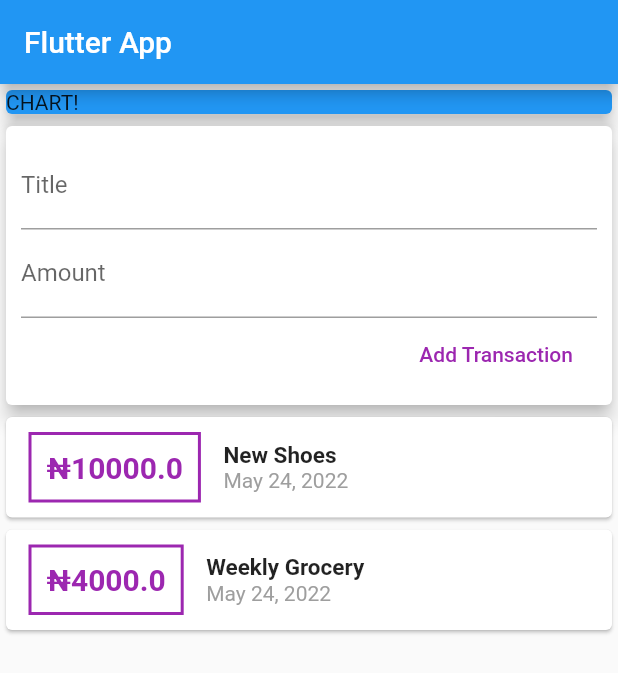
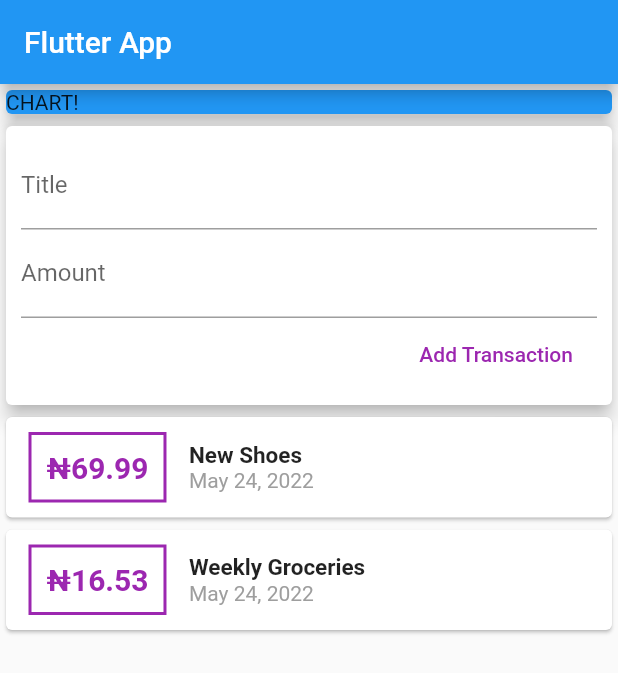
Before and after one commit to Cyph33r/myFinance, a Flutter app: the screen it shows after launch, on a phone screen of 412 x 824 dp. Shown: the top 673 px of the screen. Run offline on Flutter 3.47's test engine with Material 2 defaults, Android fonts, the phone set to English and light mode, and no system bars; missing offline and left inert: dart:ffi.

Commit message:
code now complies with the code on the course

```diff
--- a/lib/main.dart
+++ b/lib/main.dart
@@ -1,6 +1,7 @@
 // ignore_for_file: prefer_const_constructors
 
 import 'package:flutter/material.dart';
+import 'package:peronal_expenes_app/widgets/user_transactions.dart';
 import 'models/transaction.dart';
 import 'package:intl/intl.dart';
 
@@ -21,12 +22,7 @@ class MyApp extends StatelessWidget {
 class MyHomePage extends StatelessWidget {
   var titleController = TextEditingController();
   var amountController = TextEditingController();
-  final transactions = [
-    Transaction(
-        id: 01, title: "New Shoes", amount: 10000.0, time: DateTime.now()),
-    Transaction(
-        id: 02, title: "Weekly Grocery", amount: 4000.0, time: DateTime.now()),
-  ];
+
   MyHomePage({Key? key}) : super(key: key);
 
   @override
@@ -38,90 +34,16 @@ class MyHomePage extends StatelessWidget {
       ),
       body: Column(
         crossAxisAlignment: CrossAxisAlignment.stretch,
-        children: <Widget>[
-          Container(
+        children: const <Widget>[
+          SizedBox(
             width: double.infinity,
-            child: const Card(
+            child: Card(
               color: Colors.blue,
               child: Text('CHART!'),
               elevation: 5,
             ),
           ),
-          Card(
-            elevation: 5,
-            child: Container(
-              padding: EdgeInsets.all(10),
-              child: Column(
-                crossAxisAlignment: CrossAxisAlignment.end,
-                children: [
-                  TextField(
-                    decoration: InputDecoration(
-                      labelText: "Title",
-                    ),
-                    controller: titleController,
-                  ),
-                  TextField(
-                    decoration: InputDecoration(labelText: "Amount"),
-                    controller: amountController,
-                  ),
-                  FlatButton(
-                    onPressed: () {
-                      print(titleController.text);
-                      print(amountController.text);
-                    },
-                    child: Text(
-                      "Add Transaction",
-                      style: TextStyle(color: Colors.purple),
-                    ),
-                  )
-                ],
-              ),
-            ),
-          ),
-          Column(
-            children: transactions.map((transaction) {
-              return Card(
-                child: Container(
-                  child: Row(
-                    children: [
-                      Container(
-                        padding: EdgeInsets.all(10),
-                        margin: const EdgeInsets.symmetric(
-                            horizontal: 15, vertical: 10),
-                        decoration: BoxDecoration(
-                            border: Border.all(
-                                color: Colors.purple,
-                                width: 2,
-                                style: BorderStyle.solid)),
-                        child: Text('₦${transaction.amount}',
-                            style: TextStyle(
-                              fontWeight: FontWeight.bold,
-                              fontSize: 20,
-                              color: Colors.purple,
-                            )),
-                      ),
-                      Container(
-                        child: Column(
-                          crossAxisAlignment: CrossAxisAlignment.start,
-                          children: [
-                            Text(
-                              transaction.title,
-                              style: TextStyle(
-                                  fontWeight: FontWeight.bold, fontSize: 15),
-                            ),
-                            Text(
-                              DateFormat.yMMMMd().format(transaction.time),
-                              style: TextStyle(color: Colors.grey),
-                            )
-                          ],
-                        ),
-                      )
-                    ],
-                  ),
-                ),
-              );
-            }).toList(),
-          ),
+          UserTransactions(),
         ],
       ),
     );
--- a/lib/models/transaction.dart
+++ b/lib/models/transaction.dart
@@ -2,13 +2,13 @@ class Transaction {
   int id;
   String title;
   double amount;
-  DateTime time;
+  DateTime date;
 
   Transaction({
     required this.id,
     required this.title,
     required this.amount,
-    required this.time,
+    required this.date,
   });
 
   String dfa() {
--- a/lib/widgets/create_transaction.dart
+++ b/lib/widgets/new_transaction.dart
@@ -1,38 +1,36 @@
+import 'dart:ffi';
+
 import 'package:flutter/material.dart';
 
-class NewWidget extends StatelessWidget {
-  const NewWidget({
-    Key? key,
-  }) : super(key: key);
+class NewTransaction extends StatelessWidget {
+  NewTransaction(this.addTx, {Key? key}) : super(key: key);
 
-  final TextEditingController titleController;
-  final TextEditingController amountController;
+  final void Function(String, double) addTx;
+  final TextEditingController titleController = TextEditingController();
+  final TextEditingController amountController = TextEditingController();
 
   @override
   Widget build(BuildContext context) {
     return Card(
       elevation: 5,
       child: Container(
-        padding: EdgeInsets.all(10),
+        padding: const EdgeInsets.all(10),
         child: Column(
           crossAxisAlignment: CrossAxisAlignment.end,
           children: [
             TextField(
-              decoration: InputDecoration(
+              decoration: const InputDecoration(
                 labelText: "Title",
               ),
               controller: titleController,
             ),
             TextField(
-              decoration: InputDecoration(labelText: "Amount"),
+              decoration: const InputDecoration(labelText: "Amount"),
               controller: amountController,
             ),
             FlatButton(
-              onPressed: () {
-                print(titleController.text);
-                print(amountController.text);
-              },
-              child: Text(
+              onPressed: ()=>addTx(titleController.text,double.parse(amountController.text)),
+              child: const Text(
                 "Add Transaction",
                 style: TextStyle(color: Colors.purple),
               ),
--- a/lib/widgets/transaction_list.dart
+++ b/lib/widgets/transaction_list.dart
@@ -1,15 +1,57 @@
 import 'package:flutter/material.dart';
+import 'package:intl/intl.dart';
+import 'package:peronal_expenes_app/models/transaction.dart';
 
-class TransactionList extends StatefulWidget {
-  const TransactionList({Key? key}) : super(key: key);
+class TransactionList extends StatelessWidget {
+  List<Transaction> transactions;
+
+  TransactionList(this.transactions, {Key? key}) : super(key: key);
 
   @override
-  State<TransactionList> createState() => _TransactionListState();
-}
-
-class _TransactionListState extends State<TransactionList> {
-  @override
   Widget build(BuildContext context) {
-    return Container();
+    return Column(
+      children: transactions.map((transaction) {
+        return Card(
+          child: Container(
+            child: Row(
+              children: [
+                Container(
+                  padding: EdgeInsets.all(10),
+                  margin:
+                      const EdgeInsets.symmetric(horizontal: 15, vertical: 10),
+                  decoration: BoxDecoration(
+                      border: Border.all(
+                          color: Colors.purple,
+                          width: 2,
+                          style: BorderStyle.solid)),
+                  child: Text('₦${transaction.amount}',
+                      style: TextStyle(
+                        fontWeight: FontWeight.bold,
+                        fontSize: 20,
+                        color: Colors.purple,
+                      )),
+                ),
+                Container(
+                  child: Column(
+                    crossAxisAlignment: CrossAxisAlignment.start,
+                    children: [
+                      Text(
+                        transaction.title,
+                        style: TextStyle(
+                            fontWeight: FontWeight.bold, fontSize: 15),
+                      ),
+                      Text(
+                        DateFormat.yMMMMd().format(transaction.date),
+                        style: TextStyle(color: Colors.grey),
+                      )
+                    ],
+                  ),
+                )
+              ],
+            ),
+          ),
+        );
+      }).toList(),
+    );
   }
 }
--- a/lib/widgets/user_transactions.dart
+++ b/lib/widgets/user_transactions.dart
@@ -1,14 +1,52 @@
 import 'package:flutter/material.dart';
+
+import './new_transaction.dart';
+import './transaction_list.dart';
+import '../models/transaction.dart';
+
 class UserTransactions extends StatefulWidget {
   const UserTransactions({Key? key}) : super(key: key);
 
   @override
-  State<UserTransactions> createState() => _UserTransactionsState();
+  _UserTransactionsState createState() => _UserTransactionsState();
 }
 
 class _UserTransactionsState extends State<UserTransactions> {
+  final List<Transaction> _userTransactions = [
+    Transaction(
+      id: 1,
+      title: 'New Shoes',
+      amount: 69.99,
+      date: DateTime.now(),
+    ),
+    Transaction(
+      id: 2,
+      title: 'Weekly Groceries',
+      amount: 16.53,
+      date: DateTime.now(),
+    ),
+  ];
+
+  void _addNewTransaction(String txTitle, double txAmount) {
+    final newTx = Transaction(
+      title: txTitle,
+      amount: txAmount,
+      date: DateTime.now(),
+      id: DateTime.now().millisecondsSinceEpoch,
+    );
+    print(newTx);
+    setState(() {
+      _userTransactions.add(newTx);
+    });
+  }
+
   @override
   Widget build(BuildContext context) {
-    return Container();
+    return Column(
+      children: <Widget>[
+        NewTransaction(_addNewTransaction),
+        TransactionList(_userTransactions),
+      ],
+    );
   }
 }
```
